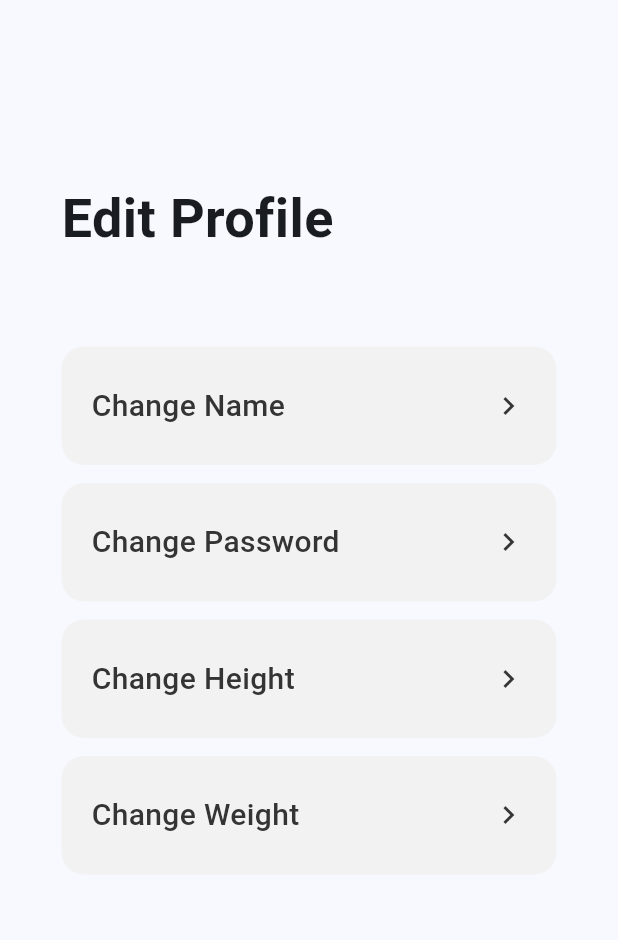
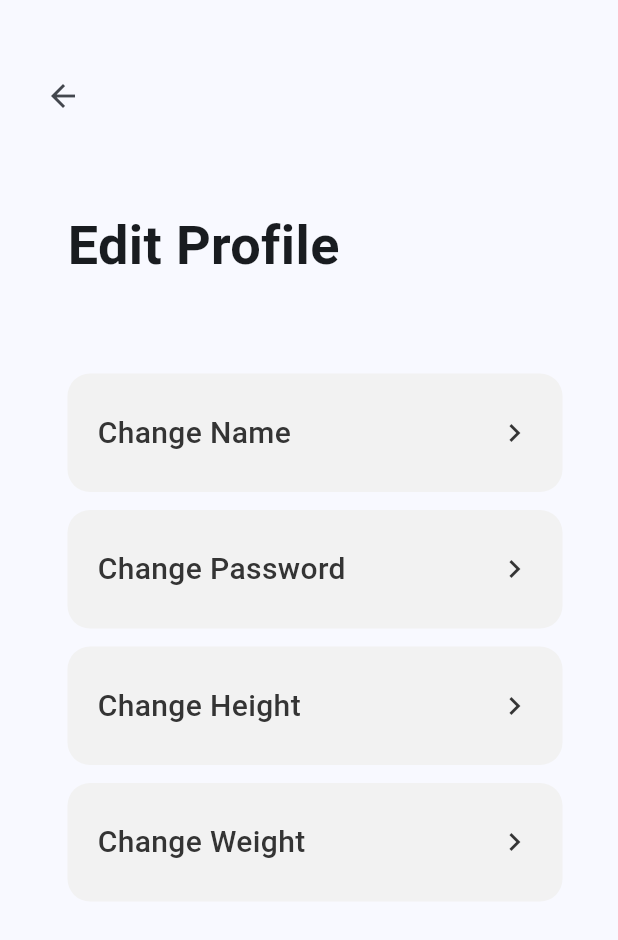
Before and after one commit to afdeanon/SeniorProject, a Flutter app: the ProfileScreen screen opened directly, after a tap on "Edit Profile", on a phone screen of 412 x 824 dp. Shown: the top 940 px of the screen. Run offline on Flutter 3.47's test engine with Material 3 defaults, Android fonts, the phone set to English and light mode, and no system bars; our stand-ins replace firebase_auth, firebase_core; missing offline and left inert: dart:ffi; accounts and stored records are empty; Roboto replaces fonts that are missing (SF Pro).

Commit message:
added back buttons and fixed navigation bar bug

```diff
--- a/lib/screens/profileScreens/editProfile.dart
+++ /dev/null
@@ -1,239 +0,0 @@
-import 'package:flutter/material.dart';
-import 'package:firebase_auth/firebase_auth.dart';
-
-class EditProfileScreen extends StatefulWidget {
-  const EditProfileScreen({Key? key, User? user}) : super(key: key);
-
-  @override
-  // ignore: library_private_types_in_public_api
-  _EditProfileScreenState createState() => _EditProfileScreenState();
-}
-
-class _EditProfileScreenState extends State<EditProfileScreen> {
-  @override
-  Widget build(BuildContext context) {
-    return Scaffold(
-      body: ListView(
-        children: const [
-          EditProfile(),
-        ],
-      ),
-
-    );
-  }
-}
-
-class EditProfile extends StatefulWidget {
-  const EditProfile({Key? key}) : super(key: key);
-
-  @override
-  _EditProfileState createState() => _EditProfileState();
-}
-
-class _EditProfileState extends State<EditProfile> {
-  @override
-  Widget build(BuildContext context) {
-    return Column(
-      children: [
-        const SizedBox(height: 120),
-        const SizedBox(
-          width: 330,  // 텍스트 박스의 너비 지정
-          child: Text(
-            "Edit Profile",
-            style: TextStyle(
-              fontSize: 36,  // 글자 크기
-              fontWeight: FontWeight.bold,  // 글자 두께
-            ),
-            textAlign: TextAlign.left,  // 텍스트를 좌측으로 정렬
-          ),
-        ),
-        const SizedBox(height: 60),
-        SizedBox(
-          child: Column(
-            mainAxisSize: MainAxisSize.min,
-            mainAxisAlignment: MainAxisAlignment.start,
-            crossAxisAlignment: CrossAxisAlignment.center,
-            children: [
-              InkWell(
-                onTap: () {
-                  // Navigator.push(
-                  //   context,
-                  //   MaterialPageRoute(builder: (context) => const EditProfileScreen()),
-                  // );
-                },
-                child: Container(
-                  width: 330,
-                  padding: const EdgeInsets.symmetric(horizontal: 20, vertical: 25),
-                  decoration: ShapeDecoration(
-                    color: const Color(0xFFF2F2F2),
-                    shape: RoundedRectangleBorder(
-                      borderRadius: BorderRadius.circular(15),
-                    ),
-                  ),
-                  child: const Row(
-                    mainAxisSize: MainAxisSize.min,
-                    mainAxisAlignment: MainAxisAlignment.spaceBetween,
-                    crossAxisAlignment: CrossAxisAlignment.center,
-                    children: [
-                      Expanded(
-                        child: Row(
-                          children: [
-                            Text(
-                              'Change Name',
-                              style: TextStyle(
-                                color: Color(0xFF343434),
-                                fontSize: 20,
-                                fontFamily: 'SF Pro',
-                                fontWeight: FontWeight.w500,
-                              ),
-                            ),
-                          ],
-                        ),
-                      ),
-                      Icon(Icons.chevron_right, color: Color(0xFF343434)),
-                    ],
-                  ),
-                ),
-              ),
-
-              const SizedBox(height: 12),
-
-              InkWell(
-                onTap: () {
-                  // Navigator.push(
-                  //   context,
-                  //   MaterialPageRoute(builder: (context) => const EditProfileScreen()),
-                  // );
-                },
-                child: Container(
-                  width: 330,
-                  padding: const EdgeInsets.symmetric(horizontal: 20, vertical: 25),
-                  decoration: ShapeDecoration(
-                    color: const Color(0xFFF2F2F2),
-                    shape: RoundedRectangleBorder(
-                      borderRadius: BorderRadius.circular(15),
-                    ),
-                  ),
-                  child: const Row(
-                    mainAxisSize: MainAxisSize.min,
-                    mainAxisAlignment: MainAxisAlignment.spaceBetween,
-                    crossAxisAlignment: CrossAxisAlignment.center,
-                    children: [
-                      Expanded(
-                        child: Row(
-                          children: [
-                            Text(
-                              'Change Password',
-                              style: TextStyle(
-                                color: Color(0xFF343434),
-                                fontSize: 20,
-                                fontFamily: 'SF Pro',
-                                fontWeight: FontWeight.w500,
-                              ),
-                            ),
-                          ],
-                        ),
-                      ),
-                      Icon(Icons.chevron_right, color: Color(0xFF343434)),
-                    ],
-                  ),
-                ),
-              ),
-
-              const SizedBox(height: 12),
-
-
-              InkWell(
-                onTap: () {
-                  // Navigator.push(
-                  //   context,
-                  //   MaterialPageRoute(builder: (context) => const EditProfileScreen()),
-                  // );
-
-                },
-                child: Container(
-                  width: 330,
-                  padding: const EdgeInsets.symmetric(horizontal: 20, vertical: 25),
-                  decoration: ShapeDecoration(
-                    color: const Color(0xFFF2F2F2),
-                    shape: RoundedRectangleBorder(
-                      borderRadius: BorderRadius.circular(15),
-                    ),
-                  ),
-                  child: const Row(
-                    mainAxisSize: MainAxisSize.min,
-                    mainAxisAlignment: MainAxisAlignment.spaceBetween,
-                    crossAxisAlignment: CrossAxisAlignment.center,
-                    children: [
-                      Expanded(
-                        child: Row(
-                          children: [
-                            Text(
-                              'Change Height',
-                              style: TextStyle(
-                                color: Color(0xFF343434),
-                                fontSize: 20,
-                                fontFamily: 'SF Pro',
-                                fontWeight: FontWeight.w500,
-                              ),
-                            ),
-                          ],
-                        ),
-                      ),
-                      Icon(Icons.chevron_right, color: Color(0xFF343434)),
-                    ],
-                  ),
-                ),
-              ),
-
-              const SizedBox(height: 12),
-
-              InkWell(
-                onTap: () {
-                  // Navigator.push(
-                  //   context,
-                  //   MaterialPageRoute(builder: (context) => const EditProfileScreen()),
-                  // );
-                },
-                child: Container(
-                  width: 330,
-                  padding: const EdgeInsets.symmetric(horizontal: 20, vertical: 25),
-                  decoration: ShapeDecoration(
-                    color: const Color(0xFFF2F2F2),
-                    shape: RoundedRectangleBorder(
-                      borderRadius: BorderRadius.circular(15),
-                    ),
-                  ),
-                  child: const Row(
-                    mainAxisSize: MainAxisSize.min,
-                    mainAxisAlignment: MainAxisAlignment.spaceBetween,
-                    crossAxisAlignment: CrossAxisAlignment.center,
-                    children: [
-                      Expanded(
-                        child: Row(
-                          children: [
-                            Text(
-                              'Change Weight',
-                              style: TextStyle(
-                                color: Color(0xFF343434),
-                                fontSize: 20,
-                                fontFamily: 'SF Pro',
-                                fontWeight: FontWeight.w500,
-                              ),
-                            ),
-                          ],
-                        ),
-                      ),
-                      Icon(Icons.chevron_right, color: Color(0xFF343434)),
-                    ],
-                  ),
-                ),
-              ),
-
-            ],
-          ),
-        )
-      ],
-    );
-  }
-}
--- /dev/null
+++ b/lib/screens/profileScreens/editProfileScreen.dart
@@ -0,0 +1,227 @@
+import 'package:flutter/material.dart';
+import 'package:firebase_auth/firebase_auth.dart';
+
+class EditProfile1 extends StatefulWidget {
+  const EditProfile1({Key? key, User? user}) : super(key: key);
+
+  @override
+  _EditProfile1ScreenState createState() => _EditProfile1ScreenState();
+}
+
+class _EditProfile1ScreenState extends State<EditProfile1> {
+  @override
+  Widget build(BuildContext context) {
+    return Scaffold(
+        body: Container(
+      alignment: Alignment.centerLeft,
+      padding: EdgeInsets.fromLTRB(18, 30, 10, 30),
+      child: Column(
+        children: [
+          SizedBox(height: 10),
+          Container(
+            alignment: Alignment.topLeft,
+            child: IconButton(
+              icon: Icon(Icons.arrow_back),
+              onPressed: () {
+                Navigator.pop(context);
+              },
+            ),
+          ),
+          const SizedBox(height: 50),
+          const SizedBox(
+            width: 330, // 텍스트 박스의 너비 지정
+            child: Text(
+              "Edit Profile",
+              style: TextStyle(
+                fontSize: 36, // 글자 크기
+                fontWeight: FontWeight.bold, // 글자 두께
+              ),
+              textAlign: TextAlign.left, // 텍스트를 좌측으로 정렬
+            ),
+          ),
+          const SizedBox(height: 60),
+          SizedBox(
+            child: Column(
+              mainAxisSize: MainAxisSize.min,
+              mainAxisAlignment: MainAxisAlignment.start,
+              crossAxisAlignment: CrossAxisAlignment.center,
+              children: [
+                InkWell(
+                  onTap: () {
+                    // Navigator.push(
+                    //   context,
+                    //   MaterialPageRoute(builder: (context) => const EditProfileScreen()),
+                    // );
+                  },
+                  child: Container(
+                    width: 330,
+                    padding: const EdgeInsets.symmetric(
+                        horizontal: 20, vertical: 25),
+                    decoration: ShapeDecoration(
+                      color: const Color(0xFFF2F2F2),
+                      shape: RoundedRectangleBorder(
+                        borderRadius: BorderRadius.circular(15),
+                      ),
+                    ),
+                    child: const Row(
+                      mainAxisSize: MainAxisSize.min,
+                      mainAxisAlignment: MainAxisAlignment.spaceBetween,
+                      crossAxisAlignment: CrossAxisAlignment.center,
+                      children: [
+                        Expanded(
+                          child: Row(
+                            children: [
+                              Text(
+                                'Change Name',
+                                style: TextStyle(
+                                  color: Color(0xFF343434),
+                                  fontSize: 20,
+                                  fontFamily: 'SF Pro',
+                                  fontWeight: FontWeight.w500,
+                                ),
+                              ),
+                            ],
+                          ),
+                        ),
+                        Icon(Icons.chevron_right, color: Color(0xFF343434)),
+                      ],
+                    ),
+                  ),
+                ),
+                const SizedBox(height: 12),
+                InkWell(
+                  onTap: () {
+                    // Navigator.push(
+                    //   context,
+                    //   MaterialPageRoute(builder: (context) => const EditProfileScreen()),
+                    // );
+                  },
+                  child: Container(
+                    width: 330,
+                    padding: const EdgeInsets.symmetric(
+                        horizontal: 20, vertical: 25),
+                    decoration: ShapeDecoration(
+                      color: const Color(0xFFF2F2F2),
+                      shape: RoundedRectangleBorder(
+                        borderRadius: BorderRadius.circular(15),
+                      ),
+                    ),
+                    child: const Row(
+                      mainAxisSize: MainAxisSize.min,
+                      mainAxisAlignment: MainAxisAlignment.spaceBetween,
+                      crossAxisAlignment: CrossAxisAlignment.center,
+                      children: [
+                        Expanded(
+                          child: Row(
+                            children: [
+                              Text(
+                                'Change Password',
+                                style: TextStyle(
+                                  color: Color(0xFF343434),
+                                  fontSize: 20,
+                                  fontFamily: 'SF Pro',
+                                  fontWeight: FontWeight.w500,
+                                ),
+                              ),
+                            ],
+                          ),
+                        ),
+                        Icon(Icons.chevron_right, color: Color(0xFF343434)),
+                      ],
+                    ),
+                  ),
+                ),
+                const SizedBox(height: 12),
+                InkWell(
+                  onTap: () {
+                    // Navigator.push(
+                    //   context,
+                    //   MaterialPageRoute(builder: (context) => const EditProfileScreen()),
+                    // );
+                  },
+                  child: Container(
+                    width: 330,
+                    padding: const EdgeInsets.symmetric(
+                        horizontal: 20, vertical: 25),
+                    decoration: ShapeDecoration(
+                      color: const Color(0xFFF2F2F2),
+                      shape: RoundedRectangleBorder(
+                        borderRadius: BorderRadius.circular(15),
+                      ),
+                    ),
+                    child: const Row(
+                      mainAxisSize: MainAxisSize.min,
+                      mainAxisAlignment: MainAxisAlignment.spaceBetween,
+                      crossAxisAlignment: CrossAxisAlignment.center,
+                      children: [
+                        Expanded(
+                          child: Row(
+                            children: [
+                              Text(
+                                'Change Height',
+                                style: TextStyle(
+                                  color: Color(0xFF343434),
+                                  fontSize: 20,
+                                  fontFamily: 'SF Pro',
+                                  fontWeight: FontWeight.w500,
+                                ),
+                              ),
+                            ],
+                          ),
+                        ),
+                        Icon(Icons.chevron_right, color: Color(0xFF343434)),
+                      ],
+                    ),
+                  ),
+                ),
+                const SizedBox(height: 12),
+                InkWell(
+                  onTap: () {
+                    // Navigator.push(
+                    //   context,
+                    //   MaterialPageRoute(builder: (context) => const EditProfileScreen()),
+                    // );
+                  },
+                  child: Container(
+                    width: 330,
+                    padding: const EdgeInsets.symmetric(
+                        horizontal: 20, vertical: 25),
+                    decoration: ShapeDecoration(
+                      color: const Color(0xFFF2F2F2),
+                      shape: RoundedRectangleBorder(
+                        borderRadius: BorderRadius.circular(15),
+                      ),
+                    ),
+                    child: const Row(
+                      mainAxisSize: MainAxisSize.min,
+                      mainAxisAlignment: MainAxisAlignment.spaceBetween,
+                      crossAxisAlignment: CrossAxisAlignment.center,
+                      children: [
+                        Expanded(
+                          child: Row(
+                            children: [
+                              Text(
+                                'Change Weight',
+                                style: TextStyle(
+                                  color: Color(0xFF343434),
+                                  fontSize: 20,
+                                  fontFamily: 'SF Pro',
+                                  fontWeight: FontWeight.w500,
+                                ),
+                              ),
+                            ],
+                          ),
+                        ),
+                        Icon(Icons.chevron_right, color: Color(0xFF343434)),
+                      ],
+                    ),
+                  ),
+                ),
+              ],
+            ),
+          )
+        ],
+      ),
+    ));
+  }
+}
--- a/lib/screens/profileScreens/profileScreen.dart
+++ b/lib/screens/profileScreens/profileScreen.dart
@@ -1,6 +1,7 @@
 import 'package:flutter/material.dart';
 import 'package:firebase_auth/firebase_auth.dart';
 import 'package:social_workout_app/screens/authScreens/signUpScreen.dart';
+import 'package:social_workout_app/screens/profileScreens/editProfileScreen.dart';
 import 'package:social_workout_app/screens/splashScreen.dart';
 import 'editProfile.dart';
 import 'manageFriends.dart';
@@ -116,10 +117,8 @@ class _ProfileState extends State<Profile> {
             children: [
               InkWell(
                 onTap: () {
-                  Navigator.push(
-                    context,
-                    MaterialPageRoute(
-                        builder: (context) => const EditProfileScreen()),
+                  Navigator.of(context).push(
+                    MaterialPageRoute(builder: (context) => EditProfile1()),
                   );
                 },
                 child: Container(
--- a/pubspec.yaml
+++ b/pubspec.yaml
@@ -37,6 +37,7 @@ dependencies:
   cupertino_icons: ^1.0.2
   firebase_auth: ^4.17.6
   firebase_core: ^2.25.5
+  cloud_firestore: ^4.15.8
 
 dev_dependencies:
   flutter_test:
```
Also changed, not shown: lib/screens/homeScreen.dart (+2 -10 lines), lib/screens/profileScreens/manageFriends.dart (+23 -19 lines), lib/screens/workoutScreens/workout/horizontalDayListState 2.dart (deleted, +0 -64 lines), lib/screens/workoutScreens/workout/routineGridView 2.dart (deleted, +0 -27 lines), lib/screens/workoutScreens/workout/workoutScreen 2.dart (deleted, +0 -73 lines), lib/screens/workoutScreens/workout/workoutTile 2.dart (deleted, +0 -40 lines), pubspec.lock, 3 other files.
